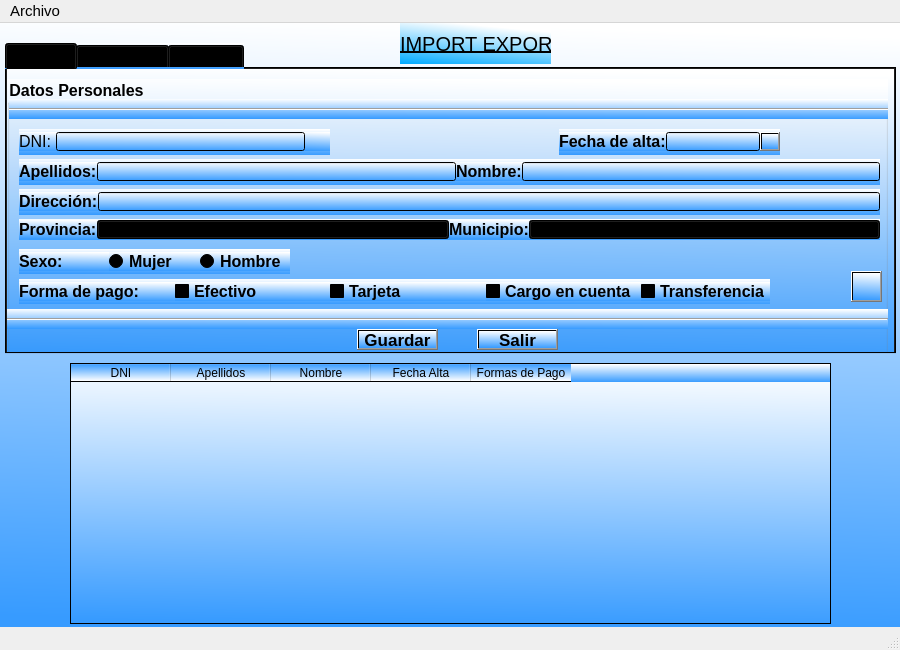
solglez/gonzalezescolar, file prueba.ui: the form before one commit.
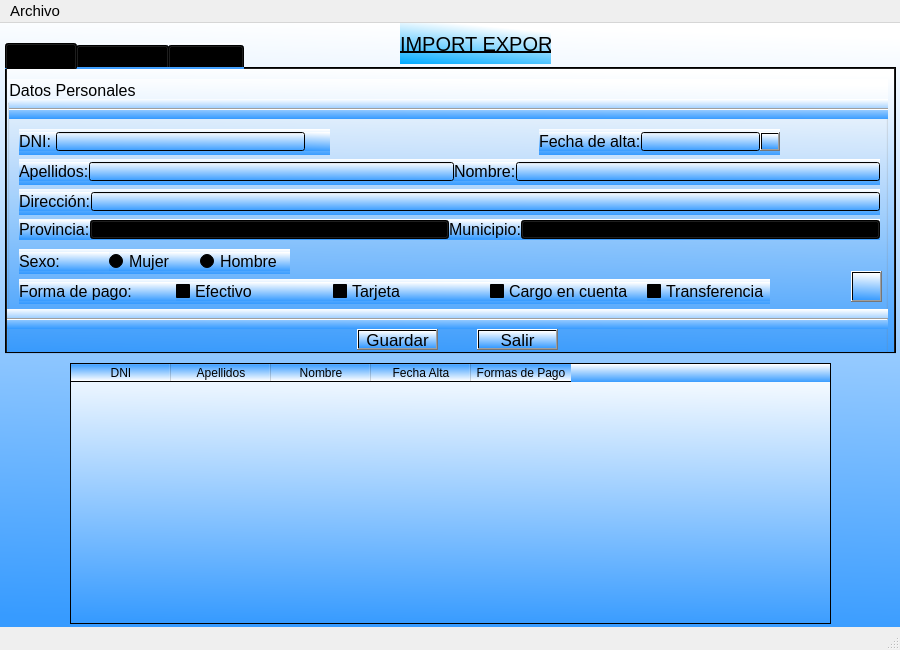
The form after the commit. Icons and pictures are not drawn.

```diff
--- a/prueba.ui
+++ b/prueba.ui
@@ -137,8 +137,8 @@
       <property name="font">
        <font>
         <pointsize>12</pointsize>
-        <weight>75</weight>
-        <bold>true</bold>
+        <weight>50</weight>
+        <bold>false</bold>
        </font>
       </property>
       <property name="title">
@@ -353,9 +353,9 @@
       <widget class="QWidget" name="horizontalLayoutWidget_7">
        <property name="geometry">
         <rect>
-         <x>552</x>
+         <x>532</x>
          <y>50</y>
-         <width>221</width>
+         <width>241</width>
          <height>26</height>
         </rect>
        </property>
@@ -385,7 +385,7 @@
          <widget class="QLineEdit" name="txtAltaCli">
           <property name="maximumSize">
            <size>
-            <width>100</width>
+            <width>120</width>
             <height>19</height>
            </size>
           </property>
```
